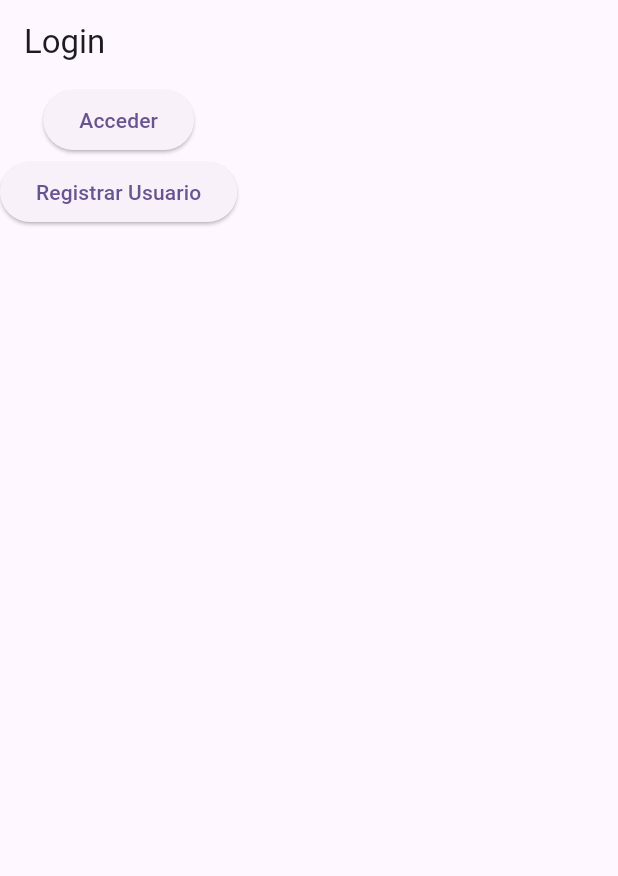
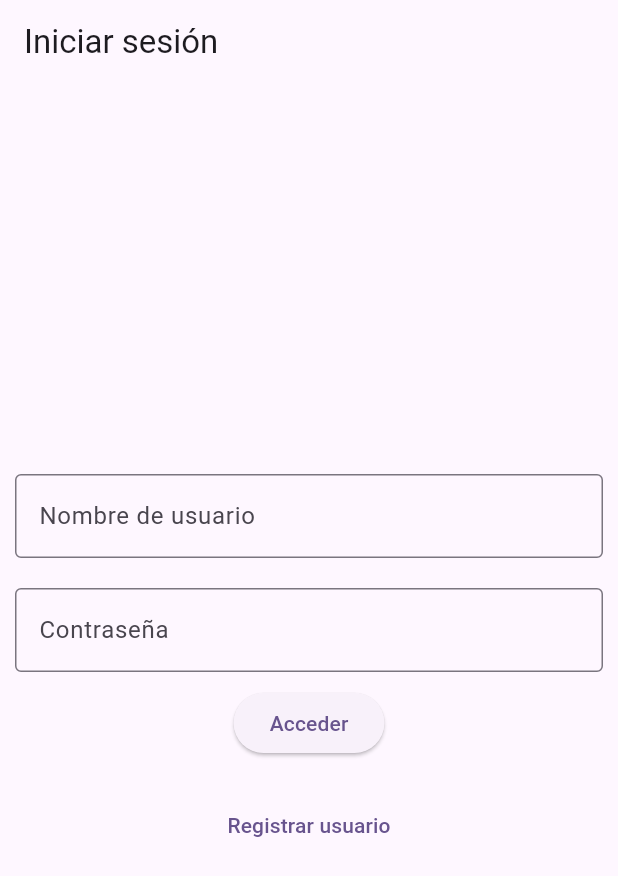
Before and after one commit to sheviarivas/appFeita, a Flutter app: the screen it shows after launch, on a phone screen of 412 x 824 dp. Shown: the top 876 px of the screen. Run offline on Flutter 3.47's test engine with Material 2 defaults, Android fonts, the phone set to English and light mode, and no system bars.

Commit message:
Base pantallas login y registro

```diff
--- a/lib/pages/login.dart
+++ b/lib/pages/login.dart
@@ -1,58 +1,89 @@
 import 'package:flutter/material.dart';
+
 import 'package:miappfeita/pages/register.dart';
 import 'package:miappfeita/pages/todos.dart';
 
-class LoginPage extends StatelessWidget {
+class LoginPage extends StatefulWidget {
+  const LoginPage({super.key});
+
+  @override
+  State<LoginPage> createState() => _LoginPageState();
+}
+
+class _LoginPageState extends State<LoginPage> {
+  final _formKey = GlobalKey<FormState>();
+
   @override
   Widget build(BuildContext context) {
     return Scaffold(
       appBar: AppBar(
-        title: Text('Login'),
+        title: const Text('Iniciar sesión'),
       ),
-      body: Column(
+      body: Form(
+        key: _formKey,
+        child: Column(
+          mainAxisAlignment: MainAxisAlignment.center,
+          crossAxisAlignment: CrossAxisAlignment.center,
           children: [
+            Padding(
+              padding: const EdgeInsets.all(10),
+              child: TextFormField(
+                decoration: const InputDecoration(
+                  border: OutlineInputBorder(),
+                  labelText: 'Nombre de usuario',
+                ),
+                validator: (value) {
+                  if (value == null || value.isEmpty) {
+                    return 'Nombre de usuario requerido';
+                  }
+
+                  return null;
+                },
+              ),
+            ),
+            Padding(
+              padding: const EdgeInsets.all(10),
+              child: TextFormField(
+                obscureText: true,
+                decoration: const InputDecoration(
+                  border: OutlineInputBorder(),
+                  labelText: 'Contraseña',
+                ),
+                validator: (value) {
+                  if (value == null || value.isEmpty) {
+                    return 'Contraseña requerida';
+                  }
+
+                  return null;
+                },
+              ),
+            ),
             ElevatedButton(
               child: const Text("Acceder"),
               onPressed: () {
+                if (!_formKey.currentState!.validate()) {
+                  return;
+                }
+
                 Navigator.push(context, MaterialPageRoute(builder: (context) {
                   return TodosPage();
                 }));
               },
             ),
-          ElevatedButton(
-            child: const Text("Registrar Usuario"),
+            Padding(
+              padding: const EdgeInsets.only(top: 20),
+              child: TextButton(
+                child: const Text("Registrar usuario"),
                 onPressed: () {
                   Navigator.push(context, MaterialPageRoute(builder: (context) {
-                return RegisterPage();
+                    return const RegisterPage();
                   }));
                 },
               ),
+            ),
           ],
+        ),
       ),
     );
   }
 }
-
-class CustomScreen extends StatelessWidget {
-  // const CustomScreen({super.key});
-
-  final Color color;
-
-  const CustomScreen({super.key, required this.color});
-
-  @override
-  Widget build(BuildContext context) {
-    return Container(
-      color: color,
-      child: Column(children: [
-        ElevatedButton(
-            child: const Text("To Do List"),
-            onPressed: () {
-              Navigator.push(context, MaterialPageRoute(builder: (context) {
-                return TodosPage();
-              }));
-            })
-      ]),
-    );
-  }
-}
```
Also changed, not shown: lib/pages/register.dart (+124 -4 lines), lib/utils/storage.dart (deleted, +0 -144 lines). Lines whose indentation alone changed are shown as unchanged.
